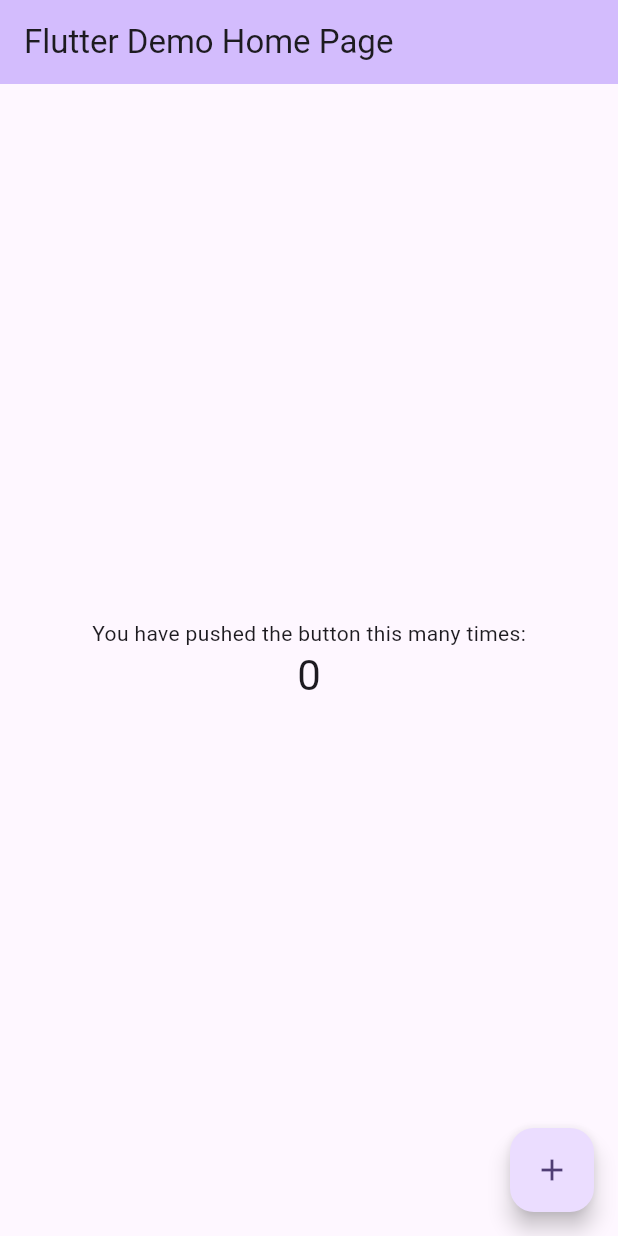
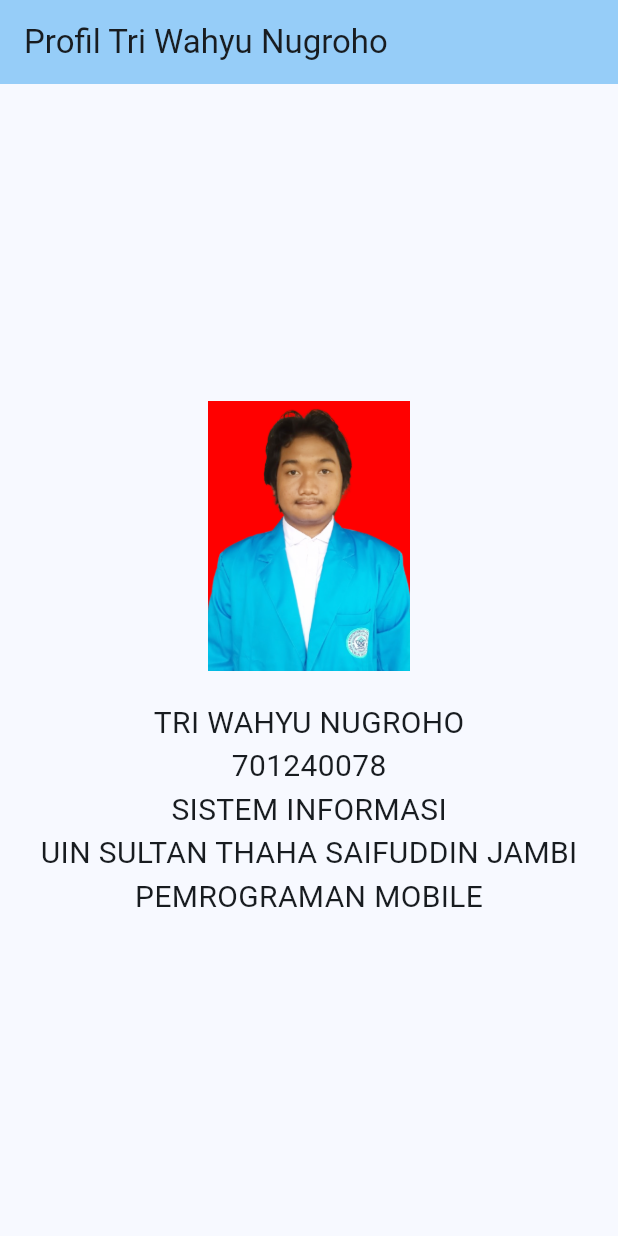
Before and after one commit to Wahyu-Nugroho-beginner/wahyu_flutter, a Flutter app: the screen it shows after launch, on a phone screen of 412 x 824 dp. Run offline on Flutter 3.47's test engine with Material 3 defaults, Android fonts, the phone set to English and light mode, and no system bars.

Commit message:
halaman baru

```diff
--- a/lib/main.dart
+++ b/lib/main.dart
@@ -1,122 +1,124 @@
 import 'package:flutter/material.dart';
+import 'package:wahyu_flutter/wahyu.dart';
 
 void main() {
-  runApp(const MyApp());
+  runApp(const Wahyu());
+  // runApp(const MyApp());
 }
 
-class MyApp extends StatelessWidget {
-  const MyApp({super.key});
+// class MyApp extends StatelessWidget {
+//   const MyApp({super.key});
 
-  // This widget is the root of your application.
-  @override
-  Widget build(BuildContext context) {
-    return MaterialApp(
-      title: 'Flutter Demo',
-      theme: ThemeData(
-        // This is the theme of your application.
-        //
-        // TRY THIS: Try running your application with "flutter run". You'll see
-        // the application has a purple toolbar. Then, without quitting the app,
-        // try changing the seedColor in the colorScheme below to Colors.green
-        // and then invoke "hot reload" (save your changes or press the "hot
-        // reload" button in a Flutter-supported IDE, or press "r" if you used
-        // the command line to start the app).
-        //
-        // Notice that the counter didn't reset back to zero; the application
-        // state is not lost during the reload. To reset the state, use hot
-        // restart instead.
-        //
-        // This works for code too, not just values: Most code changes can be
-        // tested with just a hot reload.
-        colorScheme: .fromSeed(seedColor: Colors.deepPurple),
-      ),
-      home: const MyHomePage(title: 'Flutter Demo Home Page'),
-    );
-  }
-}
+//   // This widget is the root of your application.
+//   @override
+//   Widget build(BuildContext context) {
+//     return MaterialApp(
+//       title: 'Flutter Demo',
+//       theme: ThemeData(
+//         // This is the theme of your application.
+//         //
+//         // TRY THIS: Try running your application with "flutter run". You'll see
+//         // the application has a purple toolbar. Then, without quitting the app,
+//         // try changing the seedColor in the colorScheme below to Colors.green
+//         // and then invoke "hot reload" (save your changes or press the "hot
+//         // reload" button in a Flutter-supported IDE, or press "r" if you used
+//         // the command line to start the app).
+//         //
+//         // Notice that the counter didn't reset back to zero; the application
+//         // state is not lost during the reload. To reset the state, use hot
+//         // restart instead.
+//         //
+//         // This works for code too, not just values: Most code changes can be
+//         // tested with just a hot reload.
+//         colorScheme: .fromSeed(seedColor: Colors.deepPurple),
+//       ),
+//       home: const MyHomePage(title: 'Flutter Demo Home Page'),
+//     );
+//   }
+// }
 
-class MyHomePage extends StatefulWidget {
-  const MyHomePage({super.key, required this.title});
+// class MyHomePage extends StatefulWidget {
+//   const MyHomePage({super.key, required this.title});
 
-  // This widget is the home page of your application. It is stateful, meaning
-  // that it has a State object (defined below) that contains fields that affect
-  // how it looks.
+//   // This widget is the home page of your application. It is stateful, meaning
+//   // that it has a State object (defined below) that contains fields that affect
+//   // how it looks.
 
-  // This class is the configuration for the state. It holds the values (in this
-  // case the title) provided by the parent (in this case the App widget) and
-  // used by the build method of the State. Fields in a Widget subclass are
-  // always marked "final".
+//   // This class is the configuration for the state. It holds the values (in this
+//   // case the title) provided by the parent (in this case the App widget) and
+//   // used by the build method of the State. Fields in a Widget subclass are
+//   // always marked "final".
 
-  final String title;
+//   final String title;
 
-  @override
-  State<MyHomePage> createState() => _MyHomePageState();
-}
+//   @override
+//   State<MyHomePage> createState() => _MyHomePageState();
+// }
 
-class _MyHomePageState extends State<MyHomePage> {
-  int _counter = 0;
+// class _MyHomePageState extends State<MyHomePage> {
+//   int _counter = 0;
 
-  void _incrementCounter() {
-    setState(() {
-      // This call to setState tells the Flutter framework that something has
-      // changed in this State, which causes it to rerun the build method below
-      // so that the display can reflect the updated values. If we changed
-      // _counter without calling setState(), then the build method would not be
-      // called again, and so nothing would appear to happen.
-      _counter++;
-    });
-  }
+//   void _incrementCounter() {
+//     setState(() {
+//       // This call to setState tells the Flutter framework that something has
+//       // changed in this State, which causes it to rerun the build method below
+//       // so that the display can reflect the updated values. If we changed
+//       // _counter without calling setState(), then the build method would not be
+//       // called again, and so nothing would appear to happen.
+//       _counter++;
+//     });
+//   }
 
-  @override
-  Widget build(BuildContext context) {
-    // This method is rerun every time setState is called, for instance as done
-    // by the _incrementCounter method above.
-    //
-    // The Flutter framework has been optimized to make rerunning build methods
-    // fast, so that you can just rebuild anything that needs updating rather
-    // than having to individually change instances of widgets.
-    return Scaffold(
-      appBar: AppBar(
-        // TRY THIS: Try changing the color here to a specific color (to
-        // Colors.amber, perhaps?) and trigger a hot reload to see the AppBar
-        // change color while the other colors stay the same.
-        backgroundColor: Theme.of(context).colorScheme.inversePrimary,
-        // Here we take the value from the MyHomePage object that was created by
-        // the App.build method, and use it to set our appbar title.
-        title: Text(widget.title),
-      ),
-      body: Center(
-        // Center is a layout widget. It takes a single child and positions it
-        // in the middle of the parent.
-        child: Column(
-          // Column is also a layout widget. It takes a list of children and
-          // arranges them vertically. By default, it sizes itself to fit its
-          // children horizontally, and tries to be as tall as its parent.
-          //
-          // Column has various properties to control how it sizes itself and
-          // how it positions its children. Here we use mainAxisAlignment to
-          // center the children vertically; the main axis here is the vertical
-          // axis because Columns are vertical (the cross axis would be
-          // horizontal).
-          //
-          // TRY THIS: Invoke "debug painting" (choose the "Toggle Debug Paint"
-          // action in the IDE, or press "p" in the console), to see the
-          // wireframe for each widget.
-          mainAxisAlignment: .center,
-          children: [
-            const Text('You have pushed the button this many times:'),
-            Text(
-              '$_counter',
-              style: Theme.of(context).textTheme.headlineMedium,
-            ),
-          ],
-        ),
-      ),
-      floatingActionButton: FloatingActionButton(
-        onPressed: _incrementCounter,
-        tooltip: 'Increment',
-        child: const Icon(Icons.add),
-      ),
-    );
-  }
-}
+//   @override
+//   Widget build(BuildContext context) {
+//     // This method is rerun every time setState is called, for instance as done
+//     // by the _incrementCounter method above.
+//     //
+//     // The Flutter framework has been optimized to make rerunning build methods
+//     // fast, so that you can just rebuild anything that needs updating rather
+//     // than having to individually change instances of widgets.
+//     return Scaffold(
+//       appBar: AppBar(
+//         // TRY THIS: Try changing the color here to a specific color (to
+//         // Colors.amber, perhaps?) and trigger a hot reload to see the AppBar
+//         // change color while the other colors stay the same.
+//         backgroundColor: Theme.of(context).colorScheme.inversePrimary,
+//         // Here we take the value from the MyHomePage object that was created by
+//         // the App.build method, and use it to set our appbar title.
+//         title: Text(widget.title),
+//       ),
+//       body: Center(
+//         // Center is a layout widget. It takes a single child and positions it
+//         // in the middle of the parent.
+//         child: Column(
+//           // Column is also a layout widget. It takes a list of children and
+//           // arranges them vertically. By default, it sizes itself to fit its
+//           // children horizontally, and tries to be as tall as its parent.
+//           //
+//           // Column has various properties to control how it sizes itself and
+//           // how it positions its children. Here we use mainAxisAlignment to
+//           // center the children vertically; the main axis here is the vertical
+//           // axis because Columns are vertical (the cross axis would be
+//           // horizontal).
+//           //
+//           // TRY THIS: Invoke "debug painting" (choose the "Toggle Debug Paint"
+//           // action in the IDE, or press "p" in the console), to see the
+//           // wireframe for each widget.
+//           mainAxisAlignment: .center,
+//           children: [
+//             const Text('You have pushed the button this many times:'),
+//             Text(
+//               '$_counter',
+//               style: Theme.of(context).textTheme.headlineMedium,
+//             ),
+//           ],
+//         ),
+//       ),
+//       floatingActionButton: FloatingActionButton(
+//         onPressed: _incrementCounter,
+//         tooltip: 'Increment',
+//         child: const Icon(Icons.add),
+//       ),
+//     );
+//   }
+// }
--- a/lib/wahyu.dart
+++ b/lib/wahyu.dart
@@ -1,14 +1,54 @@
 import 'package:flutter/material.dart';
-
-void main() {
-  runApp(const Wahyu());
-}
 
 class Wahyu extends StatelessWidget {
   const new({super.key});
 
   @override
   Widget build(BuildContext context) {
-    return const Placeholder();
+    return MaterialApp(
+      title: 'Profil Mahasiswa',
+      theme: ThemeData(colorScheme: .fromSeed(seedColor: Colors.lightBlue)),
+      home: const Beranda(title: 'Profil Tri Wahyu Nugroho'),
+    );
   }
 }
+
+class Beranda extends StatefulWidget {
+  const new({super.key, required this.title});
+  final String title;
+  @override
+  State<Beranda> createState() => _BerandaState();
+}
+
+class _BerandaState extends State<Beranda> {
+  @override
+  Widget build(BuildContext context) {
+    return Scaffold(
+      appBar: AppBar(
+        backgroundColor: Theme.of(context).colorScheme.inversePrimary,
+        title: Text(widget.title),
+      ),
+      body: Center(
+        child: Column(
+          mainAxisAlignment: .center,
+          children: [
+            Container(
+              width: 200,
+              height: 200,
+              padding: EdgeInsets.only(bottom: 20),
+              child: Image.asset('images/FOTO KTM.png'),
+            ),
+            Text(style: TextStyle(fontSize: 20), 'TRI WAHYU NUGROHO'),
+            Text(style: TextStyle(fontSize: 20), '701240078'),
+            Text(style: TextStyle(fontSize: 20), 'SISTEM INFORMASI'),
+            Text(
+              style: TextStyle(fontSize: 20),
+              'UIN SULTAN THAHA SAIFUDDIN JAMBI',
+            ),
+            Text(style: TextStyle(fontSize: 20), 'PEMROGRAMAN MOBILE'),
+          ],
+        ),
+      ),
+    );
+  }
+}
--- a/pubspec.yaml
+++ b/pubspec.yaml
@@ -58,9 +58,8 @@
   uses-material-design: true
 
   # To add assets to your application, add an assets section, like this:
-  # assets:
-  #   - images/a_dot_burr.jpeg
-  #   - images/a_dot_ham.jpeg
+  assets:
+    - images/
 
   # An image asset can refer to one or more resolution-specific "variants", see
   # https://flutter.dev/to/resolution-aware-images
```
Also changed, not shown: images/FOTO KTM.png (added), 1 other file.
